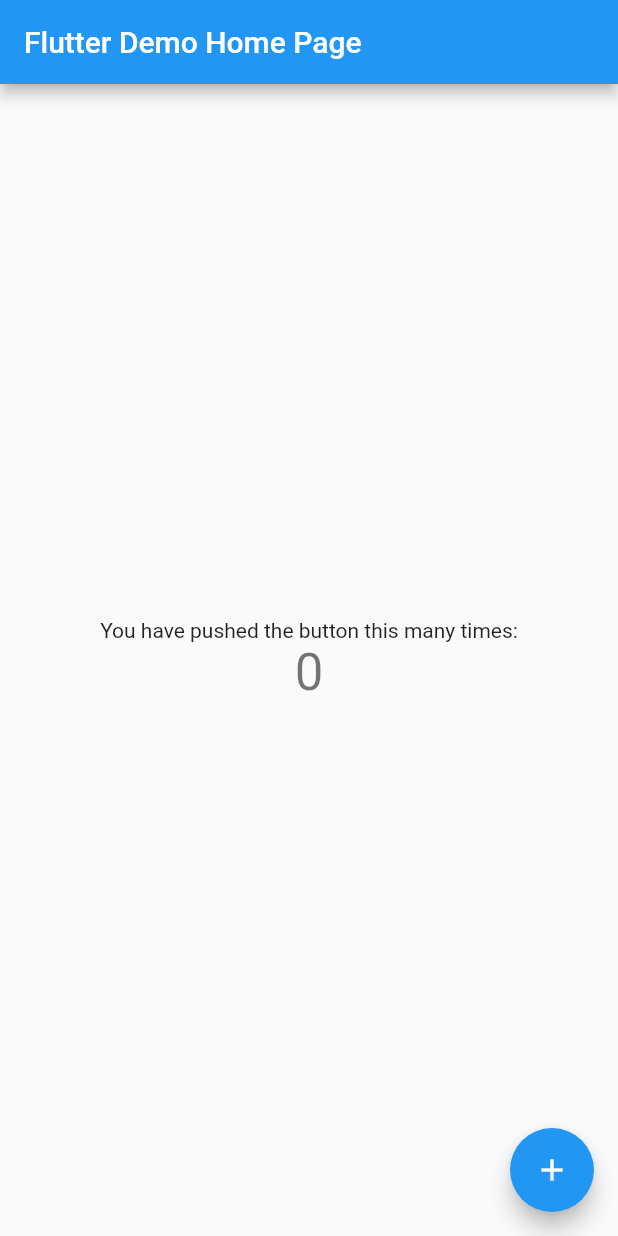
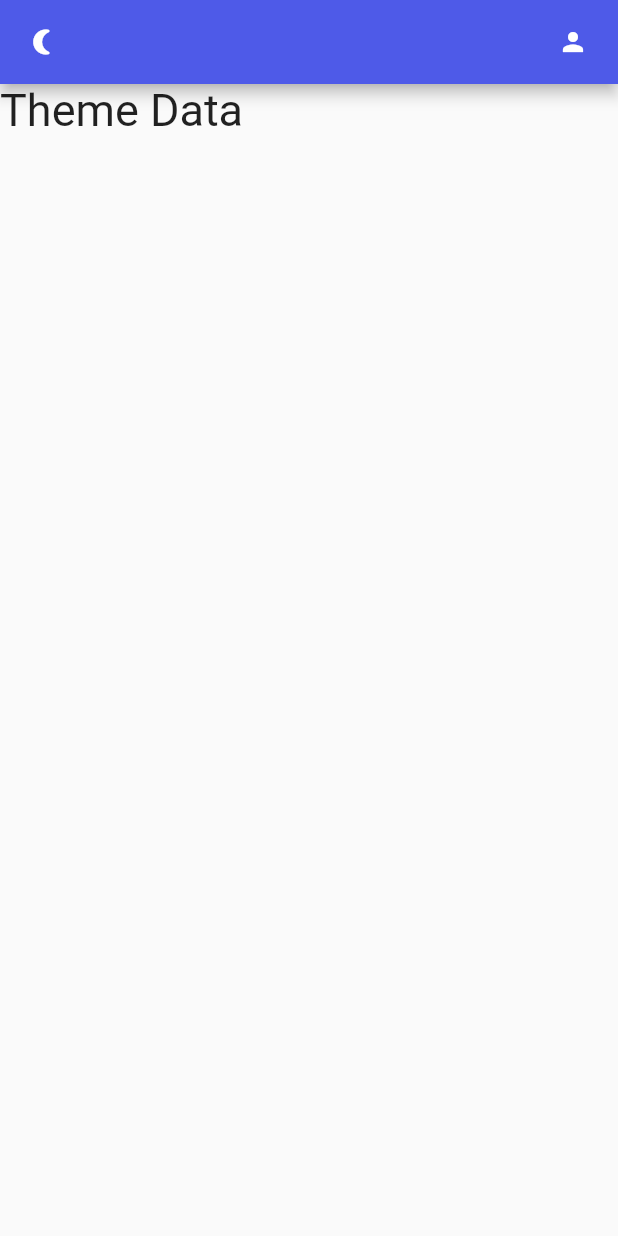
Before and after one commit to mostafijur566/todo_app_flutter, a Flutter app: the screen it shows after launch, on a phone screen of 412 x 824 dp. Run offline on Flutter 3.47's test engine with Material 2 defaults, Android fonts, the phone set to English and light mode, and no system bars; our stand-ins replace get, get_storage.

Commit message:
theme data change functionality added

```diff
--- a/lib/main.dart
+++ b/lib/main.dart
@@ -1,6 +1,13 @@
 import 'package:flutter/material.dart';
+import 'package:get/get_navigation/src/root/get_material_app.dart';
+import 'package:get_storage/get_storage.dart';
+import 'package:todo_app_flutter/services/theme_service.dart';
+import 'package:todo_app_flutter/ui/home_page.dart';
+import 'package:todo_app_flutter/ui/theme.dart';
 
-void main() {
+void main() async{
+  WidgetsFlutterBinding.ensureInitialized();
+  await GetStorage.init();
   runApp(const MyApp());
 }
 
@@ -10,106 +17,14 @@
   // This widget is the root of your application.
   @override
   Widget build(BuildContext context) {
-    return MaterialApp(
-      title: 'Flutter Demo',
-      theme: ThemeData(
-        // This is the theme of your application.
-        //
-        // Try running your application with "flutter run". You'll see the
-        // application has a blue toolbar. Then, without quitting the app, try
-        // changing the primarySwatch below to Colors.green and then invoke
-        // "hot reload" (press "r" in the console where you ran "flutter run",
-        // or simply save your changes to "hot reload" in a Flutter IDE).
-        // Notice that the counter didn't reset back to zero; the application
-        // is not restarted.
-        primarySwatch: Colors.blue,
-      ),
-      home: const MyHomePage(title: 'Flutter Demo Home Page'),
+    return GetMaterialApp(
+      title: 'Todo App',
+      debugShowCheckedModeBanner: false,
+      theme: Themes.light,
+      darkTheme: Themes.dark,
+      themeMode: ThemeService().theme,
+
+      home: const HomePage(),
     );
   }
 }
-
-class MyHomePage extends StatefulWidget {
-  const MyHomePage({Key? key, required this.title}) : super(key: key);
-
-  // This widget is the home page of your application. It is stateful, meaning
-  // that it has a State object (defined below) that contains fields that affect
-  // how it looks.
-
-  // This class is the configuration for the state. It holds the values (in this
-  // case the title) provided by the parent (in this case the App widget) and
-  // used by the build method of the State. Fields in a Widget subclass are
-  // always marked "final".
-
-  final String title;
-
-  @override
-  State<MyHomePage> createState() => _MyHomePageState();
-}
-
-class _MyHomePageState extends State<MyHomePage> {
-  int _counter = 0;
-
-  void _incrementCounter() {
-    setState(() {
-      // This call to setState tells the Flutter framework that something has
-      // changed in this State, which causes it to rerun the build method below
-      // so that the display can reflect the updated values. If we changed
-      // _counter without calling setState(), then the build method would not be
-      // called again, and so nothing would appear to happen.
-      _counter++;
-    });
-  }
-
-  @override
-  Widget build(BuildContext context) {
-    // This method is rerun every time setState is called, for instance as done
-    // by the _incrementCounter method above.
-    //
-    // The Flutter framework has been optimized to make rerunning build methods
-    // fast, so that you can just rebuild anything that needs updating rather
-    // than having to individually change instances of widgets.
-    return Scaffold(
-      appBar: AppBar(
-        // Here we take the value from the MyHomePage object that was created by
-        // the App.build method, and use it to set our appbar title.
-        title: Text(widget.title),
-      ),
-      body: Center(
-        // Center is a layout widget. It takes a single child and positions it
-        // in the middle of the parent.
-        child: Column(
-          // Column is also a layout widget. It takes a list of children and
-          // arranges them vertically. By default, it sizes itself to fit its
-          // children horizontally, and tries to be as tall as its parent.
-          //
-          // Invoke "debug painting" (press "p" in the console, choose the
-          // "Toggle Debug Paint" action from the Flutter Inspector in Android
-          // Studio, or the "Toggle Debug Paint" command in Visual Studio Code)
-          // to see the wireframe for each widget.
-          //
-          // Column has various properties to control how it sizes itself and
-          // how it positions its children. Here we use mainAxisAlignment to
-          // center the children vertically; the main axis here is the vertical
-          // axis because Columns are vertical (the cross axis would be
-          // horizontal).
-          mainAxisAlignment: MainAxisAlignment.center,
-          children: <Widget>[
-            const Text(
-              'You have pushed the button this many times:',
-            ),
-            Text(
-              '$_counter',
-              style: Theme.of(context).textTheme.headline4,
-            ),
-          ],
-        ),
-      ),
-      floatingActionButton: FloatingActionButton(
-        onPressed: _incrementCounter,
-        tooltip: 'Increment',
-        child: const Icon(Icons.add),
-      ), // This trailing comma makes auto-formatting nicer for build methods.
-    );
-  }
-}
--- /dev/null
+++ b/lib/services/theme_service.dart
@@ -0,0 +1,19 @@
+import 'package:flutter/material.dart';
+import 'package:get_storage/get_storage.dart';
+import 'package:get/get.dart';
+
+class ThemeService{
+  final _box = GetStorage();
+  final _key = "isDarkMode";
+
+  _saveThemeToBox(bool isDarkMode) => _box.write(_key, isDarkMode);
+
+  bool _loadThemeFromBox() => _box.read(_key) ?? false;
+
+  ThemeMode get theme => _loadThemeFromBox() ? ThemeMode.dark : ThemeMode.light;
+
+  void switchTheme() {
+    Get.changeThemeMode(_loadThemeFromBox() ? ThemeMode.light : ThemeMode.dark);
+    _saveThemeToBox(!_loadThemeFromBox());
+  }
+}
--- /dev/null
+++ b/lib/ui/home_page.dart
@@ -0,0 +1,42 @@
+import 'package:flutter/material.dart';
+import 'package:todo_app_flutter/services/theme_service.dart';
+
+class HomePage extends StatelessWidget {
+  const HomePage({Key? key}) : super(key: key);
+
+  @override
+  Widget build(BuildContext context) {
+    return Scaffold(
+      appBar: _appBar(),
+      body: Column(
+        children: [
+          Text(
+            "Theme Data",
+            style: TextStyle(fontSize: 30),
+          )
+        ],
+      ),
+    );
+  }
+
+  _appBar() {
+    return AppBar(
+      leading: GestureDetector(
+        onTap: () {
+          ThemeService().switchTheme();
+        },
+        child: Icon(
+          Icons.nightlight_round,
+          size: 20,
+        ),
+      ),
+      actions: [
+        Icon(
+          Icons.person,
+          size: 20,
+        ),
+        SizedBox(width: 20,),
+      ],
+    );
+  }
+}
--- /dev/null
+++ b/lib/ui/theme.dart
@@ -0,0 +1,22 @@
+import 'package:flutter/material.dart';
+
+const Color blushClr = Color(0xFF4e5ae8);
+const Color yellowClr = Color(0xFFffb746);
+const Color pinkClr = Color(0xFFff4667);
+const Color white = Colors.white;
+const Color primaryClr = blushClr;
+const Color darkGreyClr = Color(0xFF121212);
+const Color darkHeaderClr = Color(0xFF424242);
+
+class Themes{
+
+  static final light = ThemeData(
+      colorScheme: ColorScheme.light().copyWith(primary: primaryClr),
+    brightness: Brightness.light
+  );
+
+  static final dark = ThemeData(
+      colorScheme: ColorScheme.dark().copyWith(primary: darkGreyClr),
+      brightness: Brightness.dark
+  );
+}
--- a/pubspec.yaml
+++ b/pubspec.yaml
@@ -34,6 +34,8 @@
   # The following adds the Cupertino Icons font to your application.
   # Use with the CupertinoIcons class for iOS style icons.
   cupertino_icons: ^1.0.2
+  get_storage: ^2.0.3
+  get: ^4.6.5
 
 dev_dependencies:
   flutter_test:
```
Also changed, not shown: pubspec.lock.
